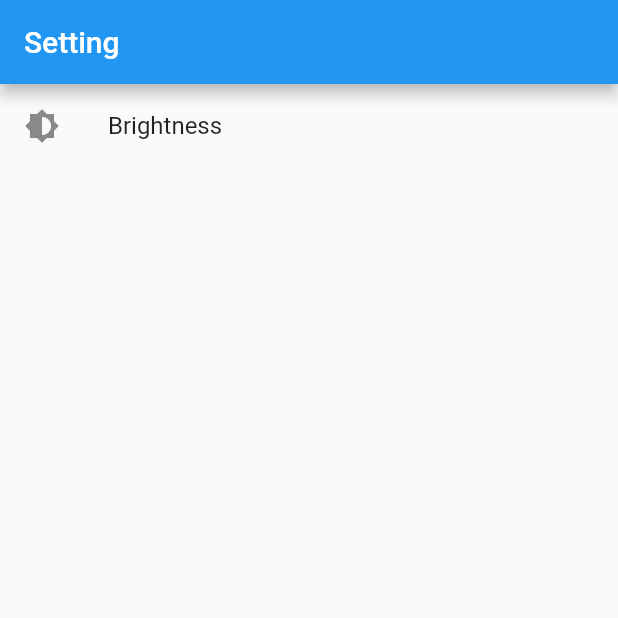
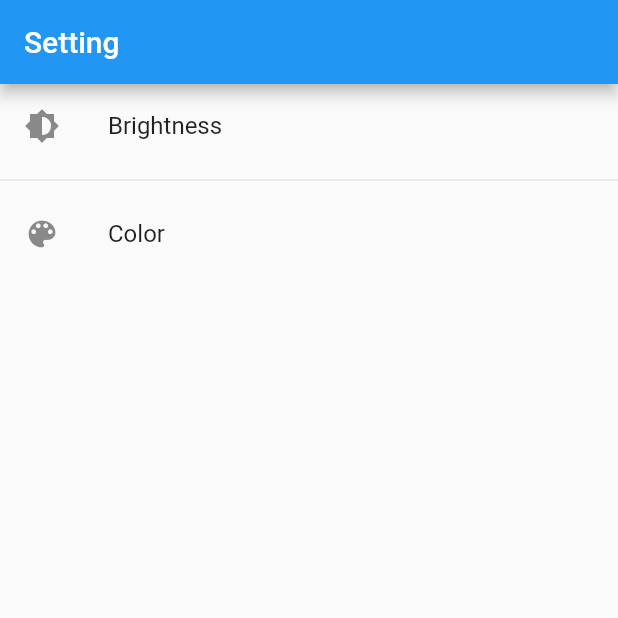
Before and after one commit to mo5tone/fomic, a Flutter app: the screen it shows after launch, swiped to page 2, on a phone screen of 412 x 824 dp, the top half of it. Run offline on Flutter 3.47's test engine with Material 2 defaults, Android fonts, the phone set to English and light mode, and no system bars; drawn by our look-alikes of flutter_easyloading; our stand-ins replace cached_network_image, dio, get_it, i18n_extension.

Commit message:
Add ThemeChangeNotifier

```diff
--- a/lib/main.dart
+++ b/lib/main.dart
@@ -3,7 +3,7 @@ import 'package:flutter_easyloading/flutter_easyloading.dart';
 import 'package:flutter_localizations/flutter_localizations.dart';
 import 'package:fomic/model/constant/route_name.dart';
 import 'package:fomic/scene/common/view_model/tab_navigation_view_model.dart';
-import 'package:fomic/scene/setting/view_model/brightness_change_notifier.dart';
+import 'package:fomic/scene/setting/view_model/theme_change_notifier.dart';
 import 'package:i18n_extension/i18n_widget.dart';
 import 'package:fomic/utils/injector.dart';
 import 'package:provider/provider.dart';
@@ -24,7 +24,7 @@ class Fomic extends StatelessWidget {
           child: MultiProvider(
             providers: [
               ChangeNotifierProvider(
-                create: (_) => BrightnessChangeNotifier(),
+                create: (_) => ThemeChangeNotifier(),
               ),
               ChangeNotifierProvider(
                 create: (_) => TabNavigationViewModel(),
@@ -41,7 +41,8 @@ class Fomic extends StatelessWidget {
 class _App extends StatelessWidget {
   @override
   Widget build(BuildContext context) {
-    final brightness = context.select((BrightnessChangeNotifier value) => value.brightness);
+    final theme = context.select((ThemeChangeNotifier value) => value.theme);
+    final darkTheme = context.select((ThemeChangeNotifier value) => value.darkTheme);
     return MaterialApp(
       title: 'Fomic',
       localizationsDelegates: [
@@ -53,10 +54,8 @@ class _App extends StatelessWidget {
         Locale('en'),
         Locale('zh'),
       ],
-      theme: ThemeData(
-        brightness: brightness ?? Brightness.light,
-      ),
-      darkTheme: brightness == null ? ThemeData.dark() : null,
+      theme: theme,
+      darkTheme: darkTheme,
       routes: Map.fromEntries(RouteName.values.map((e) => e.route)),
     );
   }
--- a/lib/scene/setting/view_model/brightness_change_notifier.dart
+++ /dev/null
@@ -1,14 +0,0 @@
-import 'package:flutter/material.dart';
-
-class BrightnessChangeNotifier with ChangeNotifier {
-  Brightness _brightness;
-
-  Brightness get brightness => _brightness;
-
-  set brightness(Brightness value) {
-    if (value != _brightness) {
-      _brightness = value;
-      notifyListeners();
-    }
-  }
-}
--- /dev/null
+++ b/lib/scene/setting/view_model/theme_change_notifier.dart
@@ -0,0 +1,36 @@
+import 'package:flutter/material.dart';
+
+class ThemeChangeNotifier with ChangeNotifier {
+  Brightness _brightness;
+  ColorSwatch _primarySwatch = Colors.blue;
+
+  ThemeData get theme => ThemeData(
+        brightness: brightness ?? Brightness.light,
+        primarySwatch: primarySwatch,
+      );
+
+  ThemeData get darkTheme => brightness != null
+      ? null
+      : ThemeData(
+          brightness: Brightness.dark,
+          primarySwatch: primarySwatch,
+        );
+
+  Brightness get brightness => _brightness;
+
+  set brightness(Brightness value) {
+    if (value != _brightness) {
+      _brightness = value;
+      notifyListeners();
+    }
+  }
+
+  ColorSwatch get primarySwatch => _primarySwatch;
+
+  set primarySwatch(ColorSwatch value) {
+    if (value != null && value != _primarySwatch) {
+      _primarySwatch = value;
+      notifyListeners();
+    }
+  }
+}
```
Also changed, not shown: lib/scene/books/widget/books_gallery.dart (+34 -10 lines), lib/scene/setting/view/setting_view.dart (+69 -12 lines), lib/scene/setting/view_model/setting_view_model.dart (+24 -1 lines).
